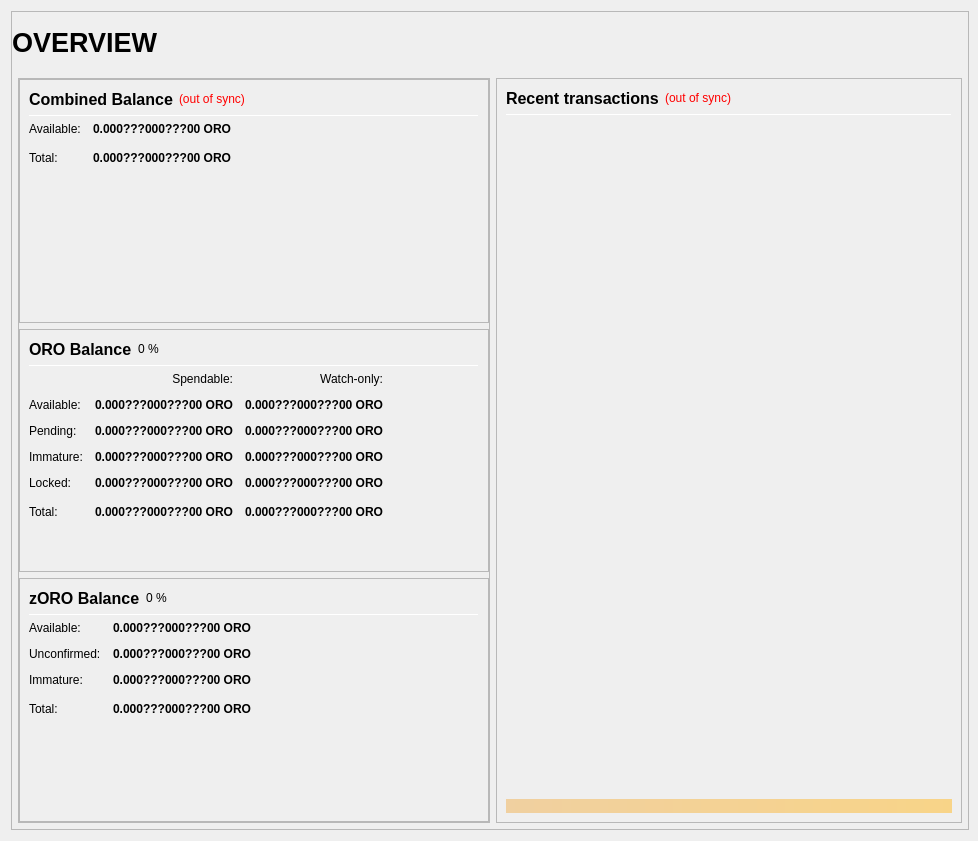
Before: the Qt Designer form src/qt/forms/overviewpage.ui in oro-cm/ORO, drawn with Qt 5.
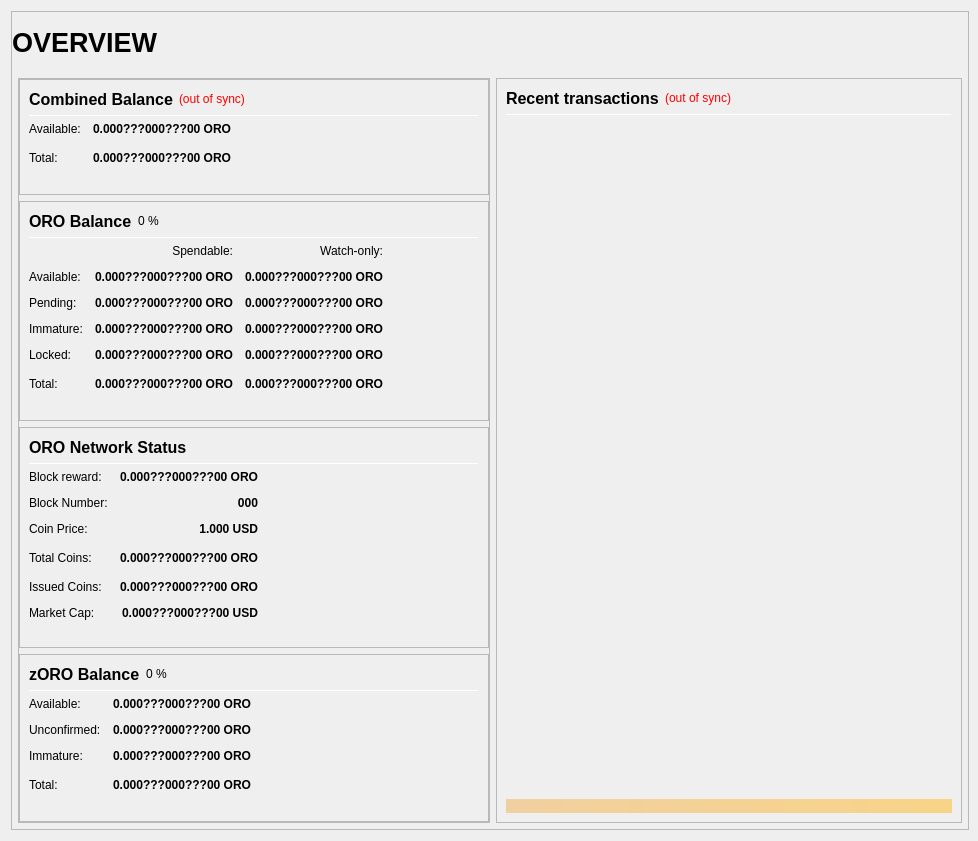
After: the same form once the commit is applied.

Commit message:
Overview network information
Added the network information in the overview page.

Patch:
```diff
--- a/src/qt/forms/overviewpage.ui
+++ b/src/qt/forms/overviewpage.ui
@@ -825,6 +825,287 @@
                     </layout>
                    </widget>
                   </item>
+				  <item>
+                   <widget class="QFrame" name="frame_NetStatus">
+                    <property name="frameShape">
+                     <enum>QFrame::StyledPanel</enum>
+                    </property>
+                    <property name="frameShadow">
+                     <enum>QFrame::Raised</enum>
+                    </property>
+                    <layout class="QVBoxLayout" name="verticalLayout_NetStatus">
+                     <item>
+                      <layout class="QHBoxLayout" name="horizontalLayout_info" stretch="0,0,0">
+                       <item>
+                        <widget class="QLabel" name="label_5z_NetStatus">
+                         <property name="minimumSize">
+                          <size>
+                           <width>0</width>
+                           <height>20</height>
+                          </size>
+                         </property>
+                         <property name="font">
+                          <font>
+                           <pointsize>12</pointsize>
+                           <weight>75</weight>
+                           <bold>true</bold>
+                          </font>
+                         </property>
+                         <property name="text">
+                          <string>ORO Network Status</string>
+                         </property>
+                        </widget>
+                       </item>
+                       <item>
+                        <spacer name="horizontalSpacer_NetStatus">
+                         <property name="orientation">
+                          <enum>Qt::Horizontal</enum>
+                         </property>
+                         <property name="sizeHint" stdset="0">
+                          <size>
+                           <width>40</width>
+                           <height>20</height>
+                          </size>
+                         </property>
+                        </spacer>
+                       </item>
+                      </layout>
+                     </item>
+                     <item>
+                      <widget class="Line" name="line_NetStatus">
+                       <property name="minimumSize">
+                        <size>
+                         <width>0</width>
+                         <height>1</height>
+                        </size>
+                       </property>
+                       <property name="maximumSize">
+                        <size>
+                         <width>16777215</width>
+                         <height>1</height>
+                        </size>
+                       </property>
+                       <property name="orientation">
+                        <enum>Qt::Horizontal</enum>
+                       </property>
+                      </widget>
+                     </item>
+                     <item>
+                      <layout class="QGridLayout" name="gridLayout_NetStatus">
+                       <property name="spacing">
+                        <number>12</number>
+                       </property>
+                       <item row="1" column="0">
+                        <widget class="QLabel" name="labelBlockRewardText">
+                         <property name="toolTip">
+                          <string>Block reward is the coin that is created in every block.</string>
+                         </property>
+                         <property name="text">
+                          <string>Block reward:</string>
+                         </property>
+                        </widget>
+                       </item>
+                       <item row="1" column="1">
+                        <widget class="QLabel" name="labelBlockReward">
+                         <property name="font">
+                          <font>
+                           <weight>75</weight>
+                           <bold>true</bold>
+                          </font>
+                         </property>
+                         <property name="toolTip">
+                          <string>Block reward is the coin that is created in every block.</string>
+                         </property>
+                         <property name="text">
+                          <string notr="true">0.000???000???00 ORO</string>
+                         </property>
+                         <property name="alignment">
+                          <set>Qt::AlignRight|Qt::AlignTrailing|Qt::AlignVCenter</set>
+                         </property>
+                        </widget>
+                       </item>
+                       <item row="2" column="0">
+                        <widget class="QLabel" name="labelBlockNumberText">
+                         <property name="toolTip">
+                          <string>Current block height.</string>
+                         </property>
+                         <property name="text">
+                          <string>Block Number:</string>
+                         </property>
+                        </widget>
+                       </item>
+                       <item row="2" column="1">
+                        <widget class="QLabel" name="labelBlockNumber">
+                         <property name="font">
+                          <font>
+                           <weight>75</weight>
+                           <bold>true</bold>
+                          </font>
+                         </property>
+                         <property name="toolTip">
+                          <string>Current block height.</string>
+                         </property>
+                         <property name="text">
+                          <string notr="true">000</string>
+                         </property>
+                         <property name="alignment">
+                          <set>Qt::AlignRight|Qt::AlignTrailing|Qt::AlignVCenter</set>
+                         </property>
+                        </widget>
+                       </item>
+					   <item row="3" column="0">
+                        <widget class="QLabel" name="labelCoinPriceText">
+                         <property name="toolTip">
+                          <string>Current block height.</string>
+                         </property>
+                         <property name="text">
+                          <string>Coin Price:</string>
+                         </property>
+                        </widget>
+                       </item>
+                       <item row="3" column="1">
+                        <widget class="QLabel" name="labelCoinPrice">
+                         <property name="font">
+                          <font>
+                           <weight>75</weight>
+                           <bold>true</bold>
+                          </font>
+                         </property>
+                         <property name="toolTip">
+                          <string>Current block height.</string>
+                         </property>
+                         <property name="text">
+                          <string notr="true">1.000 USD</string>
+                         </property>
+                         <property name="alignment">
+                          <set>Qt::AlignRight|Qt::AlignTrailing|Qt::AlignVCenter</set>
+                         </property>
+                        </widget>
+                       </item>
+					   <item row="4" column="0">
+                        <widget class="QLabel" name="labelTotalCoinsText">
+                         <property name="toolTip">
+                          <string>All the coins in the blockchain</string>
+                         </property>
+                         <property name="text">
+                          <string>Total Coins:</string>
+                         </property>
+                        </widget>
+                       </item>
+                       <item row="4" column="1">
+                        <widget class="QLabel" name="labelTotalCoins">
+                         <property name="font">
+                          <font>
+                           <weight>75</weight>
+                           <bold>true</bold>
+                          </font>
+                         </property>
+                         <property name="toolTip">
+                          <string>Total coins in the blockchain</string>
+                         </property>
+                         <property name="text">
+                          <string notr="true">0.000???000???00 ORO</string>
+                         </property>
+                         <property name="alignment">
+                          <set>Qt::AlignRight|Qt::AlignTrailing|Qt::AlignVCenter</set>
+                         </property>
+                        </widget>
+                       </item>
+					   <item row="5" column="0">
+                        <widget class="QLabel" name="labelIssuedCoinsText">
+                         <property name="toolTip">
+                          <string>All the coins in the market</string>
+                         </property>
+                         <property name="text">
+                          <string>Issued Coins:</string>
+                         </property>
+                        </widget>
+                       </item>
+                       <item row="5" column="1">
+                        <widget class="QLabel" name="labelIssuedCoins">
+                         <property name="font">
+                          <font>
+                           <weight>75</weight>
+                           <bold>true</bold>
+                          </font>
+                         </property>
+                         <property name="toolTip">
+                          <string>All the coins in the market</string>
+                         </property>
+                         <property name="text">
+                          <string notr="true">0.000???000???00 ORO</string>
+                         </property>
+                         <property name="alignment">
+                          <set>Qt::AlignRight|Qt::AlignTrailing|Qt::AlignVCenter</set>
+                         </property>
+                        </widget>
+                       </item>
+                       <item row="6" column="0">
+                        <widget class="QLabel" name="labelMarketCapText">
+                         <property name="toolTip">
+                          <string>MarketCap</string>
+                         </property>
+                         <property name="text">
+                          <string>Market Cap:</string>
+                         </property>
+                        </widget>
+                       </item>
+                       <item row="6" column="1">
+                        <widget class="QLabel" name="labelMarketCap">
+                         <property name="font">
+                          <font>
+                           <weight>75</weight>
+                           <bold>true</bold>
+                          </font>
+                         </property>
+                         <property name="cursor">
+                          <cursorShape>IBeamCursor</cursorShape>
+                         </property>
+                         <property name="toolTip">
+                          <string>Market Cap</string>
+                         </property>
+                         <property name="text">
+                          <string notr="true">0.000???000???00 USD</string>
+                         </property>
+                         <property name="alignment">
+                          <set>Qt::AlignRight|Qt::AlignTrailing|Qt::AlignVCenter</set>
+                         </property>
+                         <property name="textInteractionFlags">
+                          <set>Qt::LinksAccessibleByMouse|Qt::TextSelectableByKeyboard|Qt::TextSelectableByMouse</set>
+                         </property>
+                        </widget>
+                       </item>
+                       <item row="4" column="2">
+                        <spacer name="horizontalSpacer_54">
+                         <property name="orientation">
+                          <enum>Qt::Horizontal</enum>
+                         </property>
+                         <property name="sizeHint" stdset="0">
+                          <size>
+                           <width>40</width>
+                           <height>20</height>
+                          </size>
+                         </property>
+                        </spacer>
+                       </item>
+                      </layout>
+                     </item>
+                     <item>
+                      <spacer name="verticalSpacer_54">
+                       <property name="orientation">
+                        <enum>Qt::Vertical</enum>
+                       </property>
+                       <property name="sizeHint" stdset="0">
+                        <size>
+                         <width>20</width>
+                         <height>40</height>
+                        </size>
+                       </property>
+                      </spacer>
+                     </item>
+                    </layout>
+                   </widget>
+                  </item>
                   <item>
                    <widget class="QFrame" name="frame_ZerocoinBalances">
                     <property name="frameShape">
```
The commit also changes 11 other files.
